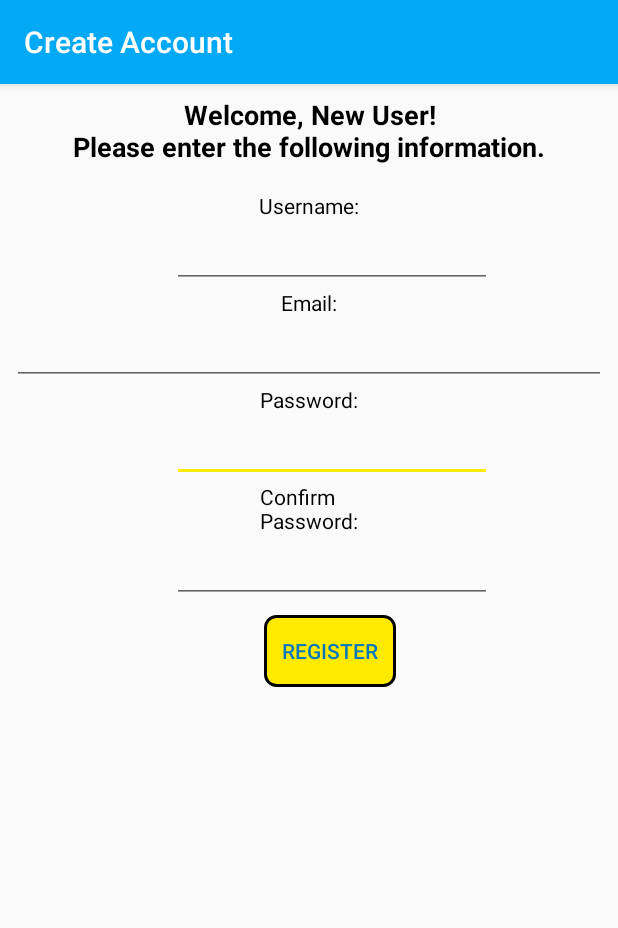
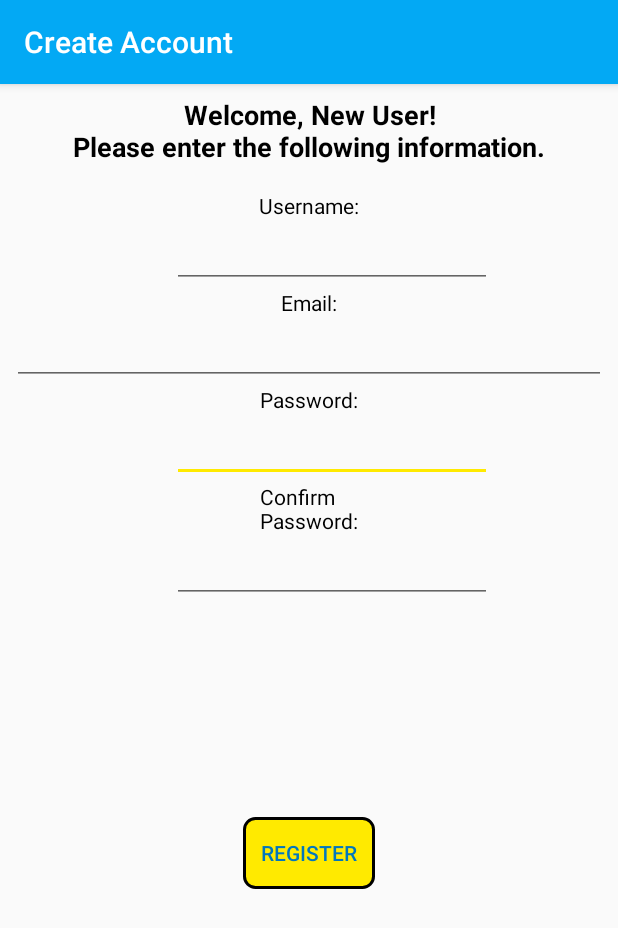
Before and after one commit to koszuta/chat-by-location, an Android app: the RegisterActivity screen opened directly, with no data from a screen before it, on a phone screen of 412 x 824 dp. Shown: the top 928 px of the screen. Run offline under Robolectric (Android 15) with nearby library versions, the phone set to English and light mode, and no system bars; our stand-ins replace Firebase (no records; nobody signed in at launch, a user with empty details on screens opened directly).

Commit message:
Working on Ban feature

```diff
--- a/ChatByLocation/app/src/main/res/layout/activity_register.xml
+++ b/ChatByLocation/app/src/main/res/layout/activity_register.xml
@@ -141,20 +141,19 @@
         android:id="@+id/reg_button"
         android:layout_width="wrap_content"
         android:layout_height="wrap_content"
-        android:layout_marginBottom="32dp"
-        android:layout_marginEnd="148dp"
-        android:layout_marginLeft="8dp"
-        android:layout_marginRight="148dp"
-        android:layout_marginStart="8dp"
-        android:layout_marginTop="8dp"
+        android:layout_marginBottom="1dp"
+        android:layout_marginEnd="0dp"
+        android:layout_marginLeft="0dp"
+        android:layout_marginRight="0dp"
+        android:layout_marginStart="0dp"
         android:onClick="onRegisterButtonClick"
         android:text="REGISTER"
         app:layout_constraintBottom_toBottomOf="parent"
-        app:layout_constraintHorizontal_bias="1.0"
         app:layout_constraintLeft_toLeftOf="parent"
         app:layout_constraintRight_toRightOf="parent"
-        app:layout_constraintTop_toBottomOf="@+id/reg_reenter"
-        app:layout_constraintVertical_bias="0.0" />
+        android:layout_marginTop="8dp"
+        app:layout_constraintTop_toBottomOf="@+id/blocking_button"
+        app:layout_constraintVertical_bias="0.369" />
 
     <TextView
         android:id="@+id/textView"
--- a/ChatByLocation/app/src/main/res/layout/user_list_item.xml
+++ b/ChatByLocation/app/src/main/res/layout/user_list_item.xml
@@ -48,7 +48,7 @@
         android:layout_height="53dp"
         android:layout_marginRight="0dp"
         android:layout_marginTop="0dp"
-        android:onClick="muteUserInUserList"
+        android:onClick="onMuteClick"
         android:textOff="@string/mute"
         android:textOn="@string/unmute"
         app:layout_constraintRight_toRightOf="parent"
```
Also changed, not shown: ChatByLocation/app/src/main/java/com/cs595/uwm/chatbylocation/controllers/BanController.java (+40 -1 lines), ChatByLocation/app/src/main/java/com/cs595/uwm/chatbylocation/objModel/RoomBan.java (added, +62 -0 lines), ChatByLocation/app/src/main/java/com/cs595/uwm/chatbylocation/view/ChatActivity.java (+36 -3 lines), ChatByLocation/app/src/main/java/com/cs595/uwm/chatbylocation/view/SelectActivity.java (+21 -1 lines).
